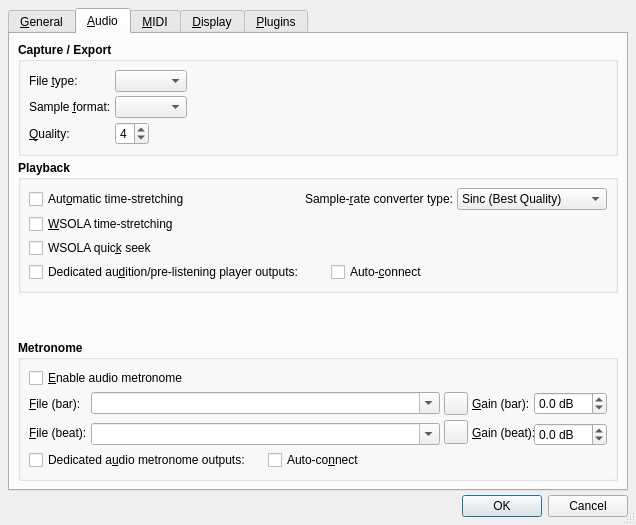
The window that src/qtractorOptionsForm.ui (rncbc/qtractor) describes before a commit, drawn with Qt 5.
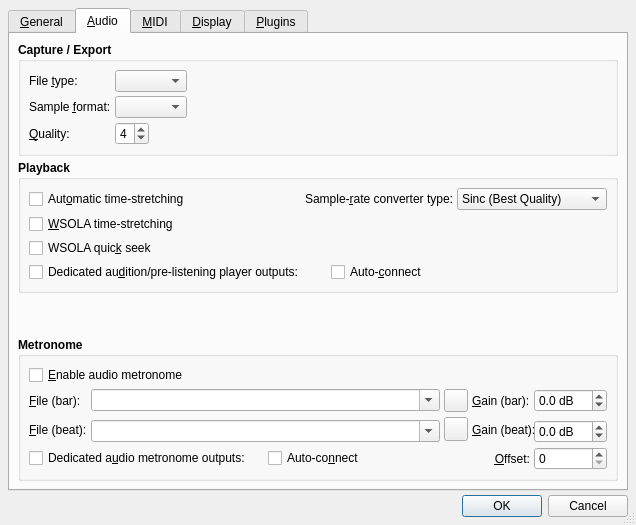
The same window after the commit. The open tabs and pages were chosen to show the change. Icons and pictures are not drawn. Custom widgets are drawn as their Qt base class.

Commit message: - Audio metronome offset, kind to latency compensation, added   as an option (cf. View/Options.../Audio/Metronome/Offset).   (EXPERIMENTAL)

The edit to the form file:
```diff
--- a/src/qtractorOptionsForm.ui
+++ b/src/qtractorOptionsForm.ui
@@ -1141,13 +1141,13 @@
              <number>1</number>
             </property>
             <property name="minimum">
-             <double>-60.000000000000000</double>
+             <double>-60.0</double>
             </property>
             <property name="maximum">
-             <double>12.000000000000000</double>
+             <double>12.0</double>
             </property>
             <property name="value">
-             <double>0.000000000000000</double>
+             <double>0.0</double>
             </property>
            </widget>
           </item>
@@ -1266,13 +1266,13 @@
              <number>1</number>
             </property>
             <property name="minimum">
-             <double>-60.000000000000000</double>
+             <double>-60.0</double>
             </property>
             <property name="maximum">
-             <double>12.000000000000000</double>
+             <double>12.0</double>
             </property>
             <property name="value">
-             <double>0.000000000000000</double>
+             <double>0.0</double>
             </property>
            </widget>
           </item>
@@ -1292,7 +1292,7 @@
             </property>
            </widget>
           </item>
-          <item row="4" column="2" colspan="4">
+          <item row="4" column="2">
            <widget class="QCheckBox" name="AudioMetroAutoConnectCheckBox">
             <property name="font">
              <font>
@@ -1308,6 +1308,51 @@
             </property>
            </widget>
           </item>
+          <item row="4" column="3">
+           <spacer>
+            <property name="orientation">
+             <enum>Qt::Horizontal</enum>
+            </property>
+            <property name="sizeHint" stdset="0">
+             <size>
+              <width>20</width>
+              <height>8</height>
+             </size>
+            </property>
+           </spacer>
+          </item>
+          <item row="4" column="4">
+           <widget class="QLabel" name="MetroOffsetTextLabel">
+            <property name="font">
+             <font>
+              <weight>50</weight>
+              <bold>false</bold>
+             </font>
+            </property>
+            <property name="text">
+             <string>&amp;Offset:</string>
+            </property>
+            <property name="alignment">
+             <set>Qt::AlignRight|Qt::AlignTrailing|Qt::AlignVCenter</set>
+            </property>
+            <property name="buddy">
+             <cstring>MetroOffsetSpinBox</cstring>
+            </property>
+           </widget>
+          </item>
+          <item row="4" column="5">
+           <widget class="qtractorTimeSpinBox" name="MetroOffsetSpinBox">
+            <property name="font">
+             <font>
+              <weight>50</weight>
+              <bold>false</bold>
+             </font>
+            </property>
+            <property name="toolTip">
+             <string>Metronome offset (latency)</string>
+            </property>
+           </widget>
+          </item>
          </layout>
         </widget>
        </item>
@@ -3530,6 +3575,13 @@
   </layout>
  </widget>
  <layoutdefault spacing="4" margin="8"/>
+ <customwidgets>
+  <customwidget>
+   <class>qtractorTimeSpinBox</class>
+   <extends>QSpinBox</extends>
+   <header>qtractorSpinBox.h</header>
+  </customwidget>
+ </customwidgets>
  <tabstops>
   <tabstop>OptionsTabWidget</tabstop>
   <tabstop>SessionFormatComboBox</tabstop>
```
Left out of the diff: 1 changed line with no effect on the pictures. The commit also changes 19 other files.
